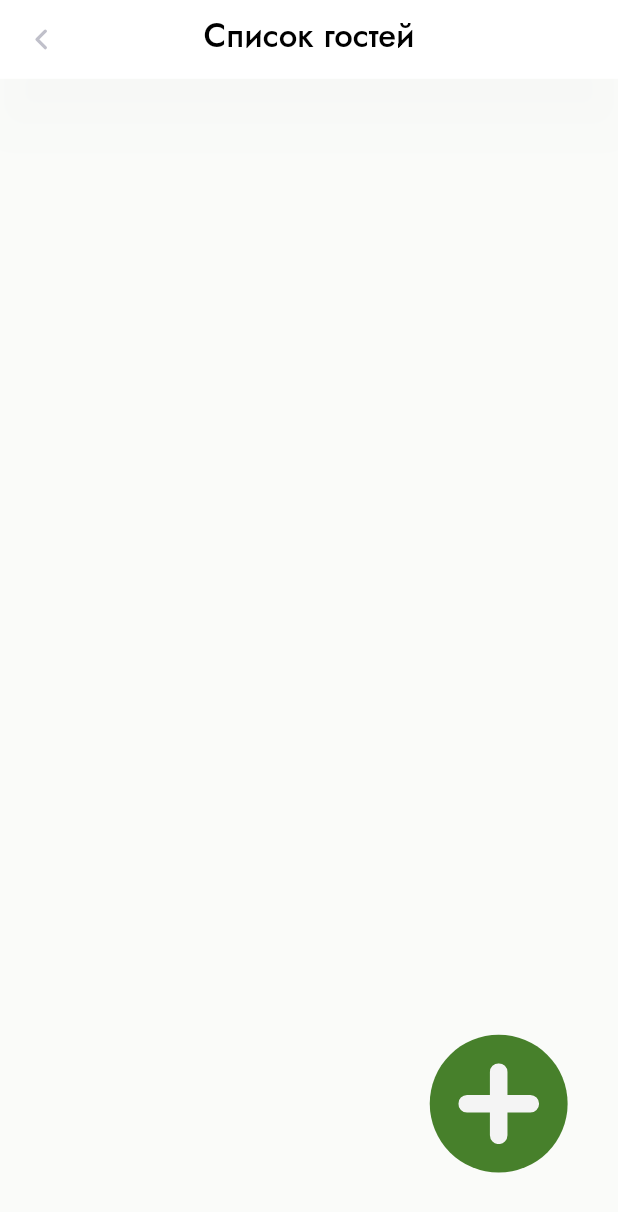
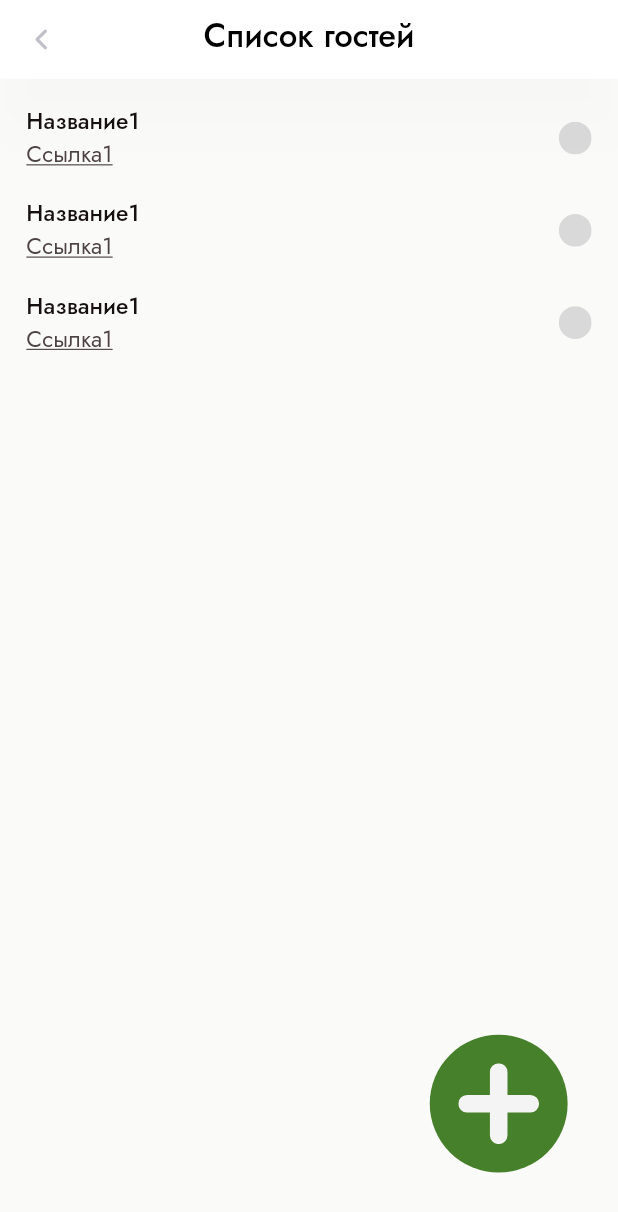
Before and after one commit to barbarisss/birthday_app, a Flutter app: the WishesScreenWidget screen opened by its route, on a phone screen of 412 x 824 dp. Shown: the top 1212 px of the screen. Run offline on Flutter 3.47's test engine with Material 2 defaults, Android fonts, the light colour scheme and no system bars; our stand-ins replace auto_route, bloc, carousel_slider, flutter_bloc, flutter_holo_date_picker, flutter_screenutil and 4 more; missing offline and left inert: yandex_mapkit; accounts and stored records are empty; statements that could not run were skipped.

Commit message:
feature: added wishes list

```diff
--- a/lib/core/utils/colors.dart
+++ b/lib/core/utils/colors.dart
@@ -3,9 +3,9 @@ import 'package:flutter/material.dart';
 abstract class AppColors {
   static const backgroundWhite = Color.fromRGBO(250, 251, 249, 1);
   static const floatingButtonWhite = Color.fromRGBO(244, 244, 244, 1);
-  static const textFieldWhite = Color.fromRGBO(242, 248, 239, 1);
   static const white = Color.fromRGBO(255, 255, 255, 1);
   static const yellow = Color.fromRGBO(253, 172, 7, 1);
+  static const lightGreen = Color.fromRGBO(242, 248, 239, 1);
   static const green = Color.fromRGBO(71, 128, 43, 1);
   static const black = Color.fromRGBO(23, 16, 16, 1);
   static const darkBlack = Color.fromRGBO(0, 0, 0, 1);
--- a/lib/presentation/screens/guests/guests_screen.dart
+++ b/lib/presentation/screens/guests/guests_screen.dart
@@ -199,7 +199,8 @@ class GuestsScreenWidget extends StatelessWidget {
 
                                       guestModalBottomSheet.show();
                                     },
-                                    guest: guests[index],
+                                    textTheme: textTheme,
+                                    guestModel: guests[index],
                                   ),
                                 ),
                                 SizedBox(
--- a/lib/presentation/screens/wishes/widgets/wish_card.dart
+++ b/lib/presentation/screens/wishes/widgets/wish_card.dart
@@ -0,0 +1,54 @@
+import 'package:birthday_app/core/utils/colors.dart';
+import 'package:birthday_app/data/models/wish/wish_model.dart';
+import 'package:flutter/material.dart';
+import 'package:flutter_screenutil/flutter_screenutil.dart';
+
+class WishCardWidget extends StatelessWidget {
+  const WishCardWidget({
+    required this.wishModel,
+    required this.textStyle,
+    this.onDoubleTap,
+    super.key,
+  });
+
+  final WishModel wishModel;
+  final GestureTapCallback? onDoubleTap;
+  final TextStyle? textStyle;
+
+  @override
+  Widget build(BuildContext context) {
+    return GestureDetector(
+      onDoubleTap: onDoubleTap,
+      child: Row(
+        mainAxisAlignment: MainAxisAlignment.spaceBetween,
+        children: [
+          Column(
+            crossAxisAlignment: CrossAxisAlignment.start,
+            children: [
+              Text(
+                wishModel.title,
+                style: textStyle?.copyWith(
+                  fontWeight: FontWeight.w500,
+                  color: AppColors.black,
+                ),
+              ),
+              Text(
+                wishModel.link,
+                style: textStyle?.copyWith(
+                  decoration: TextDecoration.underline,
+                ),
+              ),
+            ],
+          ),
+          ClipOval(
+            child: Container(
+              color: wishModel.isSelected ? AppColors.darkGrey : AppColors.grey,
+              width: 20.r,
+              height: 20.r,
+            ),
+          ),
+        ],
+      ),
+    );
+  }
+}
--- a/lib/presentation/screens/wishes/wishes_screen.dart
+++ b/lib/presentation/screens/wishes/wishes_screen.dart
@@ -1,6 +1,8 @@
 import 'package:auto_route/auto_route.dart';
+import 'package:birthday_app/core/utils/constants.dart';
 import 'package:birthday_app/core/utils/strings.dart';
 import 'package:birthday_app/data/models/wish/wish_model.dart';
+import 'package:birthday_app/presentation/screens/wishes/widgets/wish_card.dart';
 import 'package:birthday_app/presentation/screens/wishes/widgets/wish_modal_bottom_sheet.dart';
 import 'package:birthday_app/presentation/shared_widgets/custom_floating_action_button.dart';
 import 'package:birthday_app/presentation/shared_widgets/custom_text_field.dart';
@@ -31,6 +33,12 @@ class WishesScreenWidget extends StatelessWidget {
       linkController.text = wishModel.link;
     }
 
+    final List<WishModel> wishes = [
+      WishModel(title: 'Название1', link: 'Ссылка1'),
+      WishModel(title: 'Название1', link: 'Ссылка1'),
+      WishModel(title: 'Название1', link: 'Ссылка1'),
+    ];
+
     return Scaffold(
       appBar: const MainAppBarWidget(title: AppStrings.guests),
       floatingActionButton: CustomFloatingActionButton(
@@ -55,6 +63,52 @@ class WishesScreenWidget extends StatelessWidget {
           wishModalBottomSheet.show();
         },
       ),
+      body: ListView.builder(
+        itemBuilder: (context, index) {
+          return Column(
+            children: [
+              Dismissible(
+                key: ObjectKey(wishes[index]),
+                onDismissed: (direction) {},
+                child: WishCardWidget(
+                  onDoubleTap: () {
+                    fillControllers(wishes[index]);
+
+                    final wishModalBottomSheet = WishModalBottomSheet(
+                      context: context,
+                      onButtonPressed: () {
+                        if (formKey.currentState!.validate()) {
+                          debugPrint('добавление подарка');
+                          AutoRouter.of(context).pop();
+                        }
+                      },
+                      onWillPop: () async {
+                        cleanControllers();
+                        return true;
+                      },
+                      formKey: formKey,
+                      titleController: titleController,
+                      linkController: linkController,
+                    );
+
+                    wishModalBottomSheet.show();
+                  },
+                  wishModel: wishes[index],
+                  textStyle: textTheme.bodyMedium,
+                ),
+              ),
+              SizedBox(height: AppConstants.mainPaddingHeight),
+            ],
+          );
+        },
+        itemCount: wishes.length,
+        physics: const BouncingScrollPhysics(),
+        padding: EdgeInsets.only(
+          top: AppConstants.mainPaddingHeight,
+          left: AppConstants.mainPaddingWidth,
+          right: AppConstants.mainPaddingWidth,
+        ),
+      ),
     );
   }
 }
--- a/lib/presentation/shared_widgets/custom_text_field.dart
+++ b/lib/presentation/shared_widgets/custom_text_field.dart
@@ -49,7 +49,7 @@ class CustomTextField extends StatelessWidget {
         ),
         filled: true,
         isDense: true,
-        fillColor: AppColors.textFieldWhite,
+        fillColor: AppColors.lightGreen,
         labelText: labelText,
         labelStyle: textTheme.bodyLarge?.copyWith(
           height: AppConstants.lh23 / AppFontSize.fs16,
```
Also changed, not shown: lib/presentation/screens/guests/widgets/guest_card.dart (+8 -8 lines).
